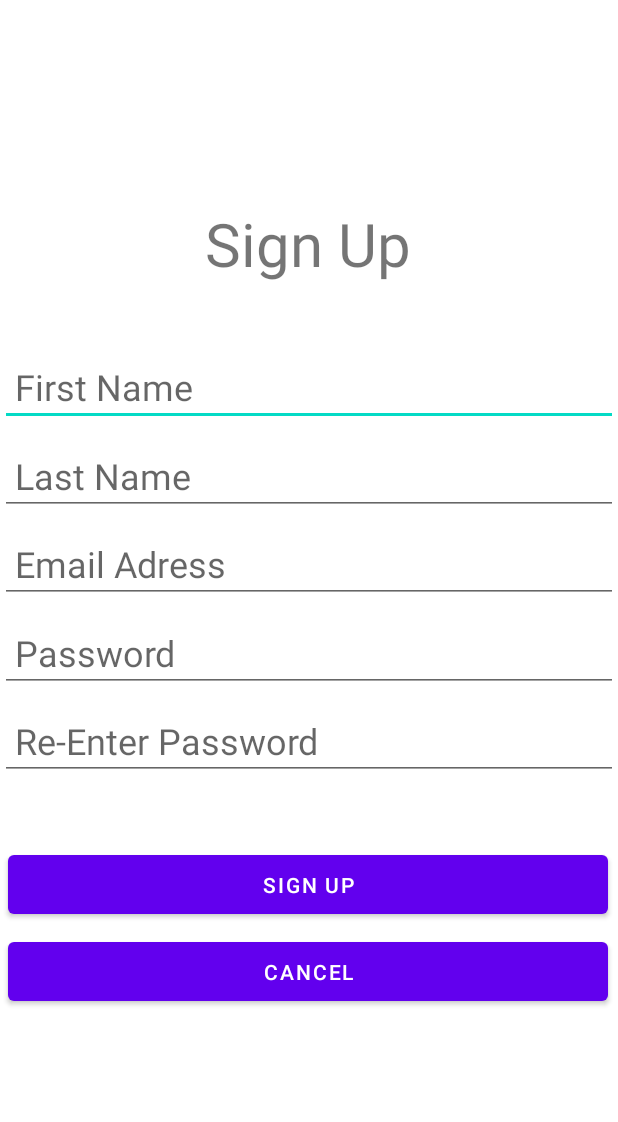
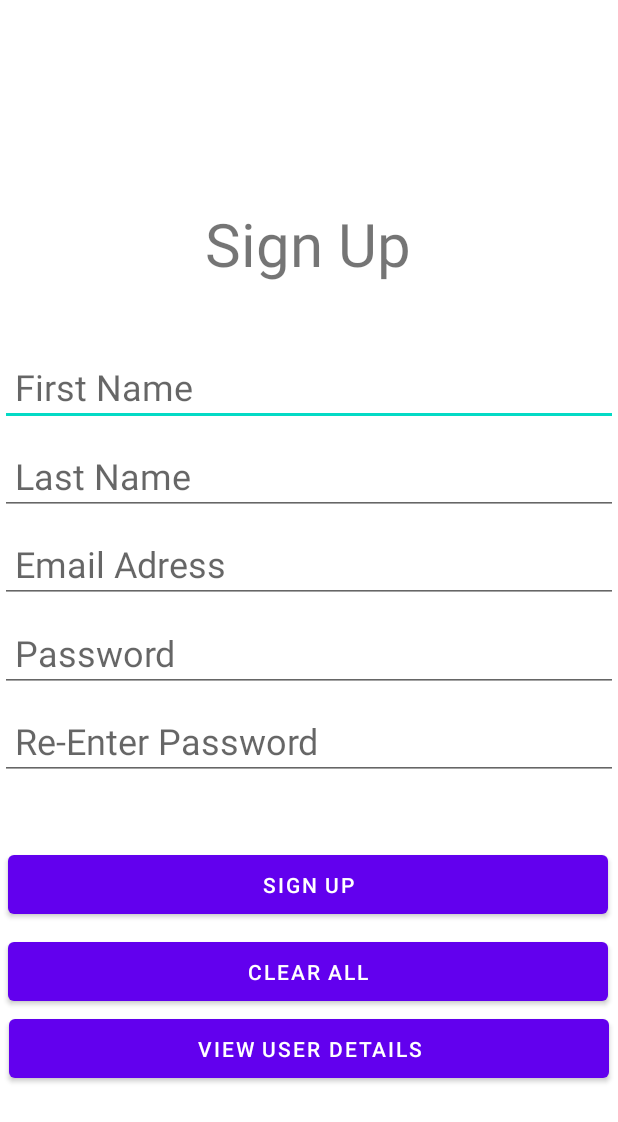
Before and after one commit to ThamsanqaKeithMiya/LogInPresentation2, an Android app: the layout signup.xml on its own in the app's theme, with its tools: preview values and no code run, on a phone screen of 412 x 824 dp. Shown: the top 1122 px of the screen. Run offline under Robolectric (Android 15) with nearby library versions, the phone set to English and light mode, and no system bars.

Commit message:
All C.R.U.D database methods created
Methods to create, read, update, and delete database records have been written. Buttons to clear all input fields, and view data on Sign Up page have been added.

```diff
--- a/app/src/main/res/layout/signup.xml
+++ b/app/src/main/res/layout/signup.xml
@@ -103,12 +103,12 @@
         app:layout_constraintVertical_bias="0.73" />
 
     <Button
-        android:id="@+id/btnCancel"
+        android:id="@+id/btnClear"
         android:layout_width="400dp"
         android:layout_height="wrap_content"
         android:layout_below="@+id/btnInsert"
         android:padding="10dp"
-        android:text="Cancel"
+        android:text="Clear all"
         app:layout_constraintBottom_toBottomOf="parent"
         app:layout_constraintEnd_toEndOf="parent"
         app:layout_constraintHorizontal_bias="0.454"
@@ -116,4 +116,18 @@
         app:layout_constraintTop_toTopOf="parent"
         app:layout_constraintVertical_bias="0.805" />
 
+    <Button
+        android:id="@+id/btnView"
+        android:layout_width="400dp"
+        android:layout_height="wrap_content"
+        android:layout_below="@+id/btnClear"
+        android:padding="10dp"
+        android:text="View user details"
+        app:layout_constraintBottom_toBottomOf="parent"
+        app:layout_constraintEnd_toEndOf="parent"
+        app:layout_constraintHorizontal_bias="0.497"
+        app:layout_constraintStart_toStartOf="parent"
+        app:layout_constraintTop_toBottomOf="@+id/btnClear"
+        app:layout_constraintVertical_bias="0.0" />
+
 </androidx.constraintlayout.widget.ConstraintLayout>
```
Also changed, not shown: app/src/main/java/com/example/loginpresentation/DBHelper.java (+44 -12 lines), app/src/main/java/com/example/loginpresentation/MainActivity.java (+52 -4 lines).
